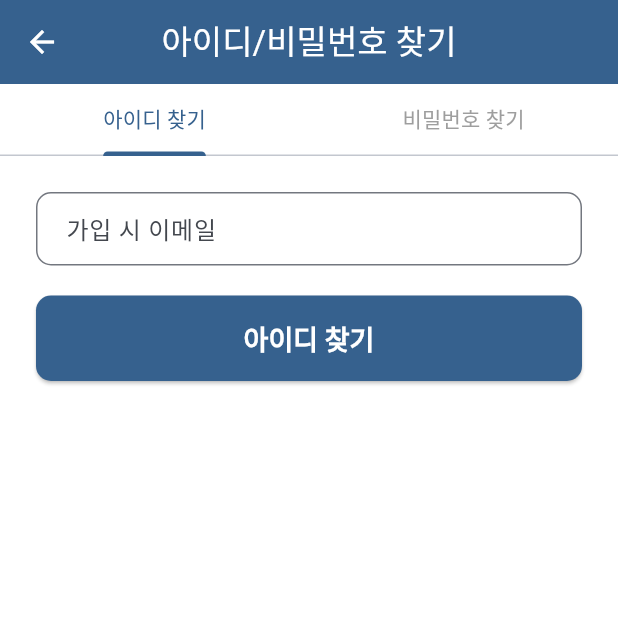
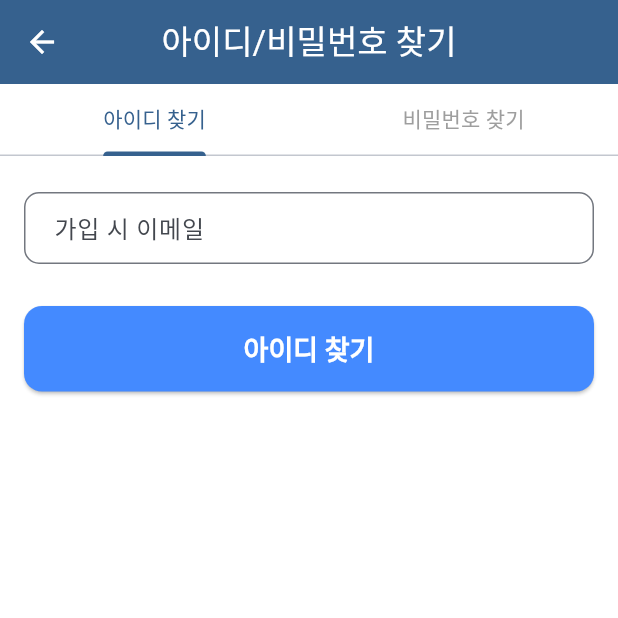
Before and after one commit to reeeplat/tooth, a Flutter app: the FindAccountScreen screen opened directly, on a phone screen of 412 x 824 dp, the top half of it. Run offline on Flutter 3.47's test engine with Material 3 defaults, Android fonts, the phone set to English and light mode, and no system bars; our stand-ins replace go_router; accounts and stored records are empty.

Commit message:
2507040830

```diff
--- a/lib/features/auth/view/FindAccountScreen.dart
+++ b/lib/features/auth/view/FindAccountScreen.dart
@@ -1,6 +1,6 @@
 import 'package:flutter/material.dart';
 import 'package:flutter/services.dart'; // TextInputFormatter를 위해 필요
-import 'package:go_router/go_router.dart';
+import 'package:go_router/go_router.dart'; // go_router 사용을 위해 추가
 
 // 실제 프로젝트에서는 provider 등의 상태 관리 라이브러리를 사용하여 이 ViewModel을 주입받습니다.
 // 여기서는 단순화를 위해 직접 인스턴스화합니다.
@@ -151,6 +151,10 @@ class _FindAccountScreenState extends State<FindAccountScreen>
         centerTitle: true,
         backgroundColor: Theme.of(context).primaryColor, // 앱 테마 색상 사용
         foregroundColor: Colors.white, // 타이틀 색상 흰색
+        leading: IconButton( // EditProfileScreen과 동일한 뒤로가기 버튼 추가
+          icon: const Icon(Icons.arrow_back),
+          onPressed: () => context.pop(), // 이전 화면으로 돌아가기 (go_router 사용)
+        ),
       ),
       body: Column(
         children: [
@@ -178,25 +182,43 @@ class _FindAccountScreenState extends State<FindAccountScreen>
     );
   }
 
-  // --- 중복 제거를 위한 헬퍼 위젯 및 메서드 시작 ---
-
-  /// 공통 TextFormField 위젯을 생성합니다.
-  Widget _buildCommonTextFormField({
-    required TextEditingController controller,
-    required String labelText,
-    required String hintText,
-    required String? Function(String?) validator,
-    TextInputType keyboardType = TextInputType.text, // 기본값 설정
-  }) {
-    return TextFormField(
-      controller: controller,
-      keyboardType: keyboardType,
-      decoration: InputDecoration(
-        labelText: labelText,
-        border: const OutlineInputBorder(borderRadius: BorderRadius.all(Radius.circular(10))),
-        hintText: hintText,
+  // EditProfileScreen의 _buildTextField와 유사하게 통합된 헬퍼 위젯
+  Widget _buildTextField(
+      TextEditingController controller,
+      String label, {
+        bool isPassword = false,
+        int? maxLength,
+        TextInputType? keyboardType,
+        ValueChanged<String>? onChanged,
+        List<TextInputFormatter>? inputFormatters,
+        bool readOnly = false,
+        InputDecoration? decoration, // decoration을 외부에서 받을 수 있도록 변경
+        FormFieldValidator<String>? validator,
+      }) {
+    return Padding(
+      padding: const EdgeInsets.symmetric(vertical: 8), // EditProfileScreen과 동일한 패딩
+      child: TextFormField(
+        controller: controller,
+        obscureText: isPassword,
+        maxLength: maxLength,
+        keyboardType: keyboardType,
+        onChanged: onChanged,
+        inputFormatters: inputFormatters,
+        readOnly: readOnly,
+        decoration: decoration ?? InputDecoration( // 외부에서 decoration이 없으면 기본값 사용
+          labelText: label,
+          border: OutlineInputBorder(
+            borderRadius: BorderRadius.circular(10),
+            borderSide: const BorderSide(color: Colors.grey),
+          ),
+          focusedBorder: OutlineInputBorder( // EditProfileScreen과 동일한 포커스 효과
+            borderRadius: BorderRadius.circular(10),
+            borderSide: const BorderSide(color: Colors.blueAccent, width: 2),
+          ),
+          counterText: '', // maxLength 사용 시 숫자 표시 제거
+        ),
+        validator: validator,
       ),
-      validator: validator,
     );
   }
 
@@ -226,10 +248,10 @@ class _FindAccountScreenState extends State<FindAccountScreen>
         child: ElevatedButton(
           onPressed: onPressed,
           style: ElevatedButton.styleFrom(
-            backgroundColor: Theme.of(context).primaryColor,
+            backgroundColor: Colors.blueAccent, // EditProfileScreen 버튼 색상으로 변경
             foregroundColor: Colors.white,
             padding: const EdgeInsets.symmetric(vertical: 15),
-            shape: RoundedRectangleBorder(borderRadius: BorderRadius.circular(10)),
+            shape: RoundedRectangleBorder(borderRadius: BorderRadius.circular(12)), // EditProfileScreen과 동일한 곡률
           ),
           child: Text(buttonText, style: const TextStyle(fontSize: 18)),
         ),
@@ -237,22 +259,20 @@ class _FindAccountScreenState extends State<FindAccountScreen>
     }
   }
 
-  // --- 중복 제거를 위한 헬퍼 위젯 및 메서드 끝 ---
-
   Widget _buildIdFinderTab() {
     return Padding(
-      padding: const EdgeInsets.all(24.0),
+      padding: const EdgeInsets.all(16), // EditProfileScreen과 동일한 패딩
       child: Form(
         key: _findIdFormKey,
         autovalidateMode: AutovalidateMode.onUserInteraction,
-        child: Column(
+        child: ListView( // Column 대신 ListView 사용하여 스크롤 가능하게 (더 유연함)
           children: [
-            _buildCommonTextFormField(
-              controller: _emailController,
-              labelText: '가입 시 이메일',
-              hintText: '예: example@email.com',
+            _buildTextField(
+              _emailController,
+              '가입 시 이메일',
+              hintText: '예: example@email.com', // _buildTextField 내부에서 hintText 처리 X, decoration을 직접 넘겨야 함
               keyboardType: TextInputType.emailAddress,
-              validator: _emailValidator, // 공통 이메일 유효성 검사 사용
+              validator: _emailValidator,
             ),
             const SizedBox(height: 20),
             _buildLoadingButton(
@@ -269,18 +289,18 @@ class _FindAccountScreenState extends State<FindAccountScreen>
 
   Widget _buildPasswordFinderTab() {
     return Padding(
-      padding: const EdgeInsets.all(24.0),
+      padding: const EdgeInsets.all(16), // EditProfileScreen과 동일한 패딩
       child: Form(
         key: _findPasswordFormKey,
         autovalidateMode: AutovalidateMode.onUserInteraction,
-        child: Column(
+        child: ListView( // Column 대신 ListView 사용하여 스크롤 가능하게 (더 유연함)
           children: [
-            _buildCommonTextFormField(
-              controller: _userIdController,
-              labelText: '아이디(이메일)',
-              hintText: '가입 시 사용한 아이디 또는 이메일',
-              keyboardType: TextInputType.emailAddress, // 아이디가 이메일 형식이라고 가정
-              validator: _emailValidator, // 공통 이메일 유효성 검사 사용
+            _buildTextField(
+              _userIdController,
+              '아이디(이메일)',
+              hintText: '가입 시 사용한 아이디 또는 이메일', // _buildTextField 내부에서 hintText 처리 X, decoration을 직접 넘겨야 함
+              keyboardType: TextInputType.emailAddress,
+              validator: _emailValidator,
             ),
             const SizedBox(height: 20),
             _buildLoadingButton(
```
